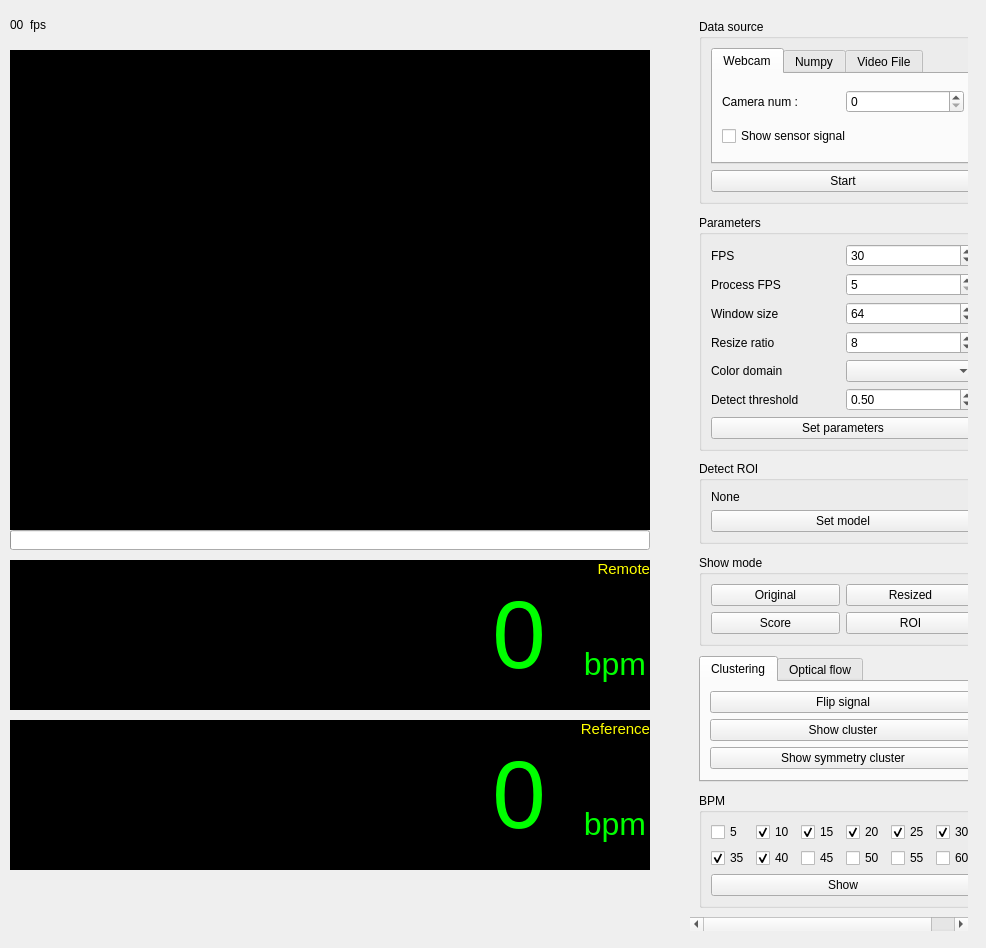
Old version of the form ui/motion_ui.ui in the repository hyeonsanghwang/rRSP.
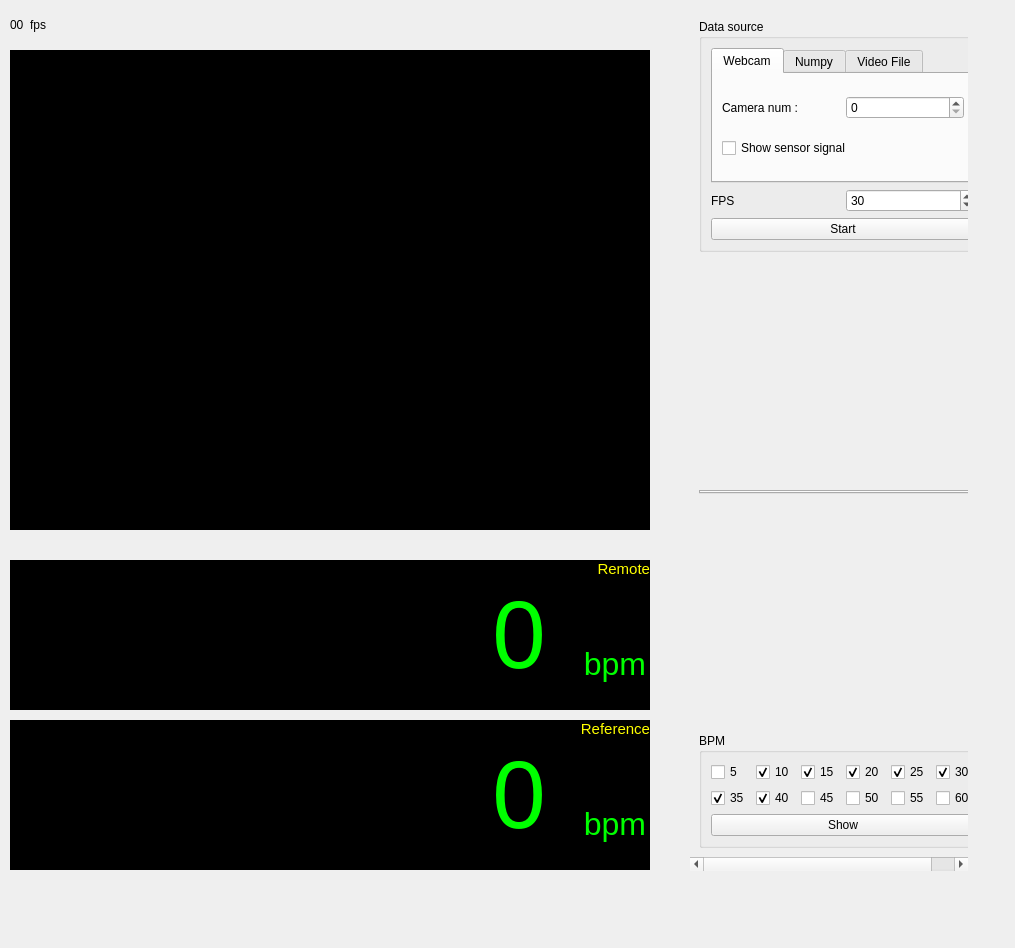
New version of the form. The open tabs and pages were chosen to show the change.

Commit message: Add instance segmentation process and Reconstruct project

The edit to the form file:
```diff
--- a/ui/motion_ui.ui
+++ b/ui/motion_ui.ui
@@ -6,7 +6,7 @@
    <rect>
     <x>0</x>
     <y>0</y>
-    <width>986</width>
+    <width>1015</width>
     <height>948</height>
    </rect>
   </property>
@@ -42,7 +42,7 @@
       <x>690</x>
       <y>10</y>
       <width>278</width>
-      <height>921</height>
+      <height>861</height>
      </rect>
     </property>
     <layout class="QVBoxLayout" name="verticalLayout_5">
@@ -75,7 +75,7 @@
           <x>0</x>
           <y>0</y>
           <width>278</width>
-          <height>921</height>
+          <height>861</height>
          </rect>
         </property>
         <layout class="QVBoxLayout" name="verticalLayout_6">
@@ -84,7 +84,7 @@
            <property name="title">
             <string>Data source</string>
            </property>
-           <layout class="QVBoxLayout" name="verticalLayout" stretch="0,1">
+           <layout class="QVBoxLayout" name="verticalLayout" stretch="0,0,1">
             <item>
              <widget class="QTabWidget" name="tab_src">
               <property name="currentIndex">
@@ -96,7 +96,7 @@
                </attribute>
                <layout class="QVBoxLayout" name="verticalLayout_7">
                 <item>
-                 <layout class="QHBoxLayout" name="horizontalLayout">
+                 <layout class="QHBoxLayout" name="horizontalLayout_4">
                   <item>
                    <widget class="QLabel" name="label_7">
                     <property name="text">
@@ -193,6 +193,33 @@
               </widget>
              </widget>
             </item>
+            <item>
+             <layout class="QHBoxLayout" name="horizontalLayout">
+              <property name="topMargin">
+               <number>0</number>
+              </property>
+              <item>
+               <widget class="QLabel" name="label">
+                <property name="text">
+                 <string>FPS</string>
+                </property>
+               </widget>
+              </item>
+              <item>
+               <widget class="QSpinBox" name="spin_fps">
+                <property name="minimum">
+                 <number>5</number>
+                </property>
+                <property name="maximum">
+                 <number>60</number>
+                </property>
+                <property name="value">
+                 <number>30</number>
+                </property>
+               </widget>
+              </item>
+             </layout>
+            </item>
             <item>
              <widget class="QPushButton" name="b_start">
               <property name="text">
@@ -204,238 +231,7 @@
           </widget>
          </item>
          <item>
-          <spacer name="verticalSpacer">
-           <property name="orientation">
-            <enum>Qt::Vertical</enum>
-           </property>
-           <property name="sizeHint" stdset="0">
-            <size>
-             <width>20</width>
-             <height>40</height>
-            </size>
-           </property>
-          </spacer>
-         </item>
-         <item>
-          <widget class="QGroupBox" name="groupBox">
-           <property name="sizePolicy">
-            <sizepolicy hsizetype="Expanding" vsizetype="Expanding">
-             <horstretch>0</horstretch>
-             <verstretch>0</verstretch>
-            </sizepolicy>
-           </property>
-           <property name="title">
-            <string>Parameters</string>
-           </property>
-           <layout class="QGridLayout" name="gridLayout_2">
-            <item row="0" column="0">
-             <widget class="QLabel" name="label">
-              <property name="text">
-               <string>FPS</string>
-              </property>
-             </widget>
-            </item>
-            <item row="1" column="0">
-             <widget class="QLabel" name="label_2">
-              <property name="text">
-               <string>Process FPS</string>
-              </property>
-             </widget>
-            </item>
-            <item row="2" column="0">
-             <widget class="QLabel" name="label_3">
-              <property name="text">
-               <string>Window size</string>
-              </property>
-             </widget>
-            </item>
-            <item row="3" column="0">
-             <widget class="QLabel" name="label_4">
-              <property name="text">
-               <string>Resize ratio</string>
-              </property>
-             </widget>
-            </item>
-            <item row="5" column="0">
-             <widget class="QLabel" name="label_6">
-              <property name="text">
-               <string>Detect threshold</string>
-              </property>
-             </widget>
-            </item>
-            <item row="4" column="0">
-             <widget class="QLabel" name="label_5">
-              <property name="text">
-               <string>Color domain</string>
-              </property>
-             </widget>
-            </item>
-            <item row="6" column="0" colspan="2">
-             <widget class="QPushButton" name="b_set_parameter">
-              <property name="text">
-               <string>Set parameters</string>
-              </property>
-             </widget>
-            </item>
-            <item row="0" column="1">
-             <widget class="QSpinBox" name="spin_fps">
-              <property name="minimum">
-               <number>5</number>
-              </property>
-              <property name="maximum">
-               <number>60</number>
-              </property>
-              <property name="value">
-               <number>30</number>
-              </property>
-             </widget>
-            </item>
-            <item row="1" column="1">
-             <widget class="QSpinBox" name="spin_process_fps">
-              <property name="minimum">
-               <number>5</number>
-              </property>
-              <property name="maximum">
-               <number>60</number>
-              </property>
-              <property name="value">
-               <number>5</number>
-              </property>
-             </widget>
-            </item>
-            <item row="2" column="1">
-             <widget class="QSpinBox" name="spin_window_size">
-              <property name="minimum">
-               <number>1</number>
-              </property>
-              <property name="maximum">
-               <number>1024</number>
-              </property>
-              <property name="value">
-               <number>64</number>
-              </property>
-             </widget>
-            </item>
-            <item row="3" column="1">
-             <widget class="QSpinBox" name="spin_resize_ratio">
-              <property name="minimum">
-               <number>1</number>
-              </property>
-              <property name="maximum">
-               <number>100</number>
-              </property>
-              <property name="value">
-               <number>8</number>
-              </property>
-             </widget>
-            </item>
-            <item row="4" column="1">
-             <widget class="QComboBox" name="combo_color_domain"/>
-            </item>
-            <item row="5" column="1">
-             <widget class="QDoubleSpinBox" name="spin_threshold">
-              <property name="maximum">
-               <double>1.000000000000000</double>
-              </property>
-              <property name="singleStep">
-               <double>0.010000000000000</double>
-              </property>
-              <property name="value">
-               <double>0.500000000000000</double>
-              </property>
-             </widget>
-            </item>
-           </layout>
-          </widget>
-         </item>
-         <item>
-          <spacer name="verticalSpacer_2">
-           <property name="orientation">
-            <enum>Qt::Vertical</enum>
-           </property>
-           <property name="sizeHint" stdset="0">
-            <size>
-             <width>20</width>
-             <height>40</height>
-            </size>
-           </property>
-          </spacer>
-         </item>
-         <item>
-          <widget class="QGroupBox" name="groupBox_4">
-           <property name="title">
-            <string>Detect ROI</string>
-           </property>
-           <layout class="QVBoxLayout" name="verticalLayout_3">
-            <item>
-             <widget class="QLabel" name="lbl_model_name">
-              <property name="text">
-               <string>None</string>
-              </property>
-             </widget>
-            </item>
-            <item>
-             <widget class="QPushButton" name="b_set_model">
-              <property name="text">
-               <string>Set model</string>
-              </property>
-             </widget>
-            </item>
-           </layout>
-          </widget>
-         </item>
-         <item>
-          <spacer name="verticalSpacer_4">
-           <property name="orientation">
-            <enum>Qt::Vertical</enum>
-           </property>
-           <property name="sizeHint" stdset="0">
-            <size>
-             <width>20</width>
-             <height>40</height>
-            </size>
-           </property>
-          </spacer>
-         </item>
-         <item>
-          <widget class="QGroupBox" name="groupBox_5">
-           <property name="title">
-            <string>Show mode</string>
-           </property>
-           <layout class="QGridLayout" name="gridLayout">
-            <item row="0" column="0">
-             <widget class="QPushButton" name="b_show_original">
-              <property name="text">
-               <string>Original</string>
-              </property>
-             </widget>
-            </item>
-            <item row="2" column="0">
-             <widget class="QPushButton" name="b_show_score">
-              <property name="text">
-               <string>Score</string>
-              </property>
-             </widget>
-            </item>
-            <item row="0" column="1">
-             <widget class="QPushButton" name="b_show_resized">
-              <property name="text">
-               <string>Resized</string>
-              </property>
-             </widget>
-            </item>
-            <item row="2" column="1">
-             <widget class="QPushButton" name="b_show_roi">
-              <property name="text">
-               <string>ROI</string>
-              </property>
-             </widget>
-            </item>
-           </layout>
-          </widget>
-         </item>
-         <item>
-          <spacer name="verticalSpacer_5">
+          <spacer name="verticalSpacer_3">
            <property name="orientation">
             <enum>Qt::Vertical</enum>
            </property>
@@ -458,52 +254,10 @@
            <property name="currentIndex">
             <number>1</number>
            </property>
-           <widget class="QWidget" name="tab_mode_cluster">
-            <attribute name="title">
-             <string>Clustering</string>
-            </attribute>
-            <layout class="QVBoxLayout" name="verticalLayout_4">
-             <item>
-              <widget class="QPushButton" name="b_clustering_flip">
-               <property name="text">
-                <string>Flip signal</string>
-               </property>
-              </widget>
-             </item>
-             <item>
-              <widget class="QPushButton" name="b_clustering_show_cluster">
-               <property name="text">
-                <string>Show cluster</string>
-               </property>
-              </widget>
-             </item>
-             <item>
-              <widget class="QPushButton" name="b_clustering_show_symmetry_cluster">
-               <property name="text">
-                <string>Show symmetry cluster</string>
-               </property>
-              </widget>
-             </item>
-            </layout>
-           </widget>
-           <widget class="QWidget" name="tab_mode_opticalflow">
-            <attribute name="title">
-             <string>Optical flow</string>
-            </attribute>
-            <layout class="QVBoxLayout" name="verticalLayout_10">
-             <item>
-              <widget class="QPushButton" name="b_optical_show">
-               <property name="text">
-                <string>Show optical flow</string>
-               </property>
-              </widget>
-             </item>
-            </layout>
-           </widget>
           </widget>
          </item>
          <item>
-          <spacer name="verticalSpacer_3">
+          <spacer name="verticalSpacer_2">
            <property name="orientation">
             <enum>Qt::Vertical</enum>
            </property>
@@ -882,22 +636,6 @@
      </item>
     </layout>
    </widget>
-   <widget class="QProgressBar" name="progress_bar">
-    <property name="geometry">
-     <rect>
-      <x>10</x>
-      <y>530</y>
-      <width>640</width>
-      <height>20</height>
-     </rect>
-    </property>
-    <property name="value">
-     <number>0</number>
-    </property>
-    <property name="textVisible">
-     <bool>false</bool>
-    </property>
-   </widget>
    <widget class="QWidget" name="widget_status" native="true">
     <property name="geometry">
      <rect>
```
Left out of the diff: 2 changed lines with no effect on the pictures. The commit also changes 76 other files.
